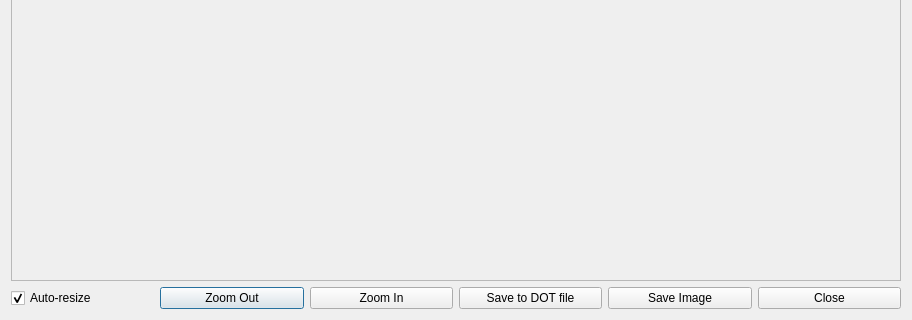
The window that gui/ui/graphDialog.ui (ruben2020/codequery) describes before a commit, drawn with Qt 5; both pictures show x 0 to 912 and y 237 to 557 of the 912 by 557 pixel window.
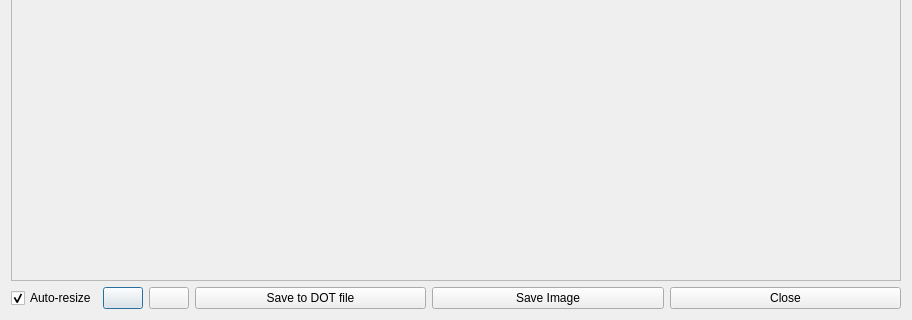
The same window after the commit. Icons and pictures are not drawn.

```diff
--- a/gui/ui/graphDialog.ui
+++ b/gui/ui/graphDialog.ui
@@ -83,19 +83,39 @@
      <item>
       <widget class="QPushButton" name="pushButtonZoomOut">
        <property name="text">
-        <string>Zoom Out</string>
+        <string/>
+       </property>
+       <property name="icon">
+        <iconset resource="../codequery.qrc">
+         <normaloff>:/mainwindow/images/Zoom_Out.png</normaloff>:/mainwindow/images/Zoom_Out.png</iconset>
        </property>
       </widget>
      </item>
      <item>
       <widget class="QPushButton" name="pushButtonZoomIn">
        <property name="text">
-        <string>Zoom In</string>
+        <string/>
+       </property>
+       <property name="icon">
+        <iconset resource="../codequery.qrc">
+         <normaloff>:/mainwindow/images/Zoom_In.png</normaloff>:/mainwindow/images/Zoom_In.png</iconset>
        </property>
       </widget>
      </item>
      <item>
       <widget class="QPushButton" name="pushButtonSaveDot">
+       <property name="sizePolicy">
+        <sizepolicy hsizetype="MinimumExpanding" vsizetype="Fixed">
+         <horstretch>0</horstretch>
+         <verstretch>0</verstretch>
+        </sizepolicy>
+       </property>
+       <property name="toolTip">
+        <string>Save to DOT file</string>
+       </property>
+       <property name="statusTip">
+        <string>Save to DOT file</string>
+       </property>
        <property name="text">
         <string>Save to DOT file</string>
        </property>
@@ -103,6 +123,18 @@
      </item>
      <item>
       <widget class="QPushButton" name="pushButtonSave">
+       <property name="sizePolicy">
+        <sizepolicy hsizetype="MinimumExpanding" vsizetype="Fixed">
+         <horstretch>0</horstretch>
+         <verstretch>0</verstretch>
+        </sizepolicy>
+       </property>
+       <property name="toolTip">
+        <string>Save Image</string>
+       </property>
+       <property name="statusTip">
+        <string>Save Image</string>
+       </property>
        <property name="text">
         <string>Save Image</string>
        </property>
@@ -110,6 +142,18 @@
      </item>
      <item>
       <widget class="QPushButton" name="pushButtonClose">
+       <property name="sizePolicy">
+        <sizepolicy hsizetype="MinimumExpanding" vsizetype="Fixed">
+         <horstretch>0</horstretch>
+         <verstretch>0</verstretch>
+        </sizepolicy>
+       </property>
+       <property name="toolTip">
+        <string>Close</string>
+       </property>
+       <property name="statusTip">
+        <string>Close</string>
+       </property>
        <property name="text">
         <string>Close</string>
        </property>
```
Left out of the diff: 38 changed lines with no effect on the pictures.
